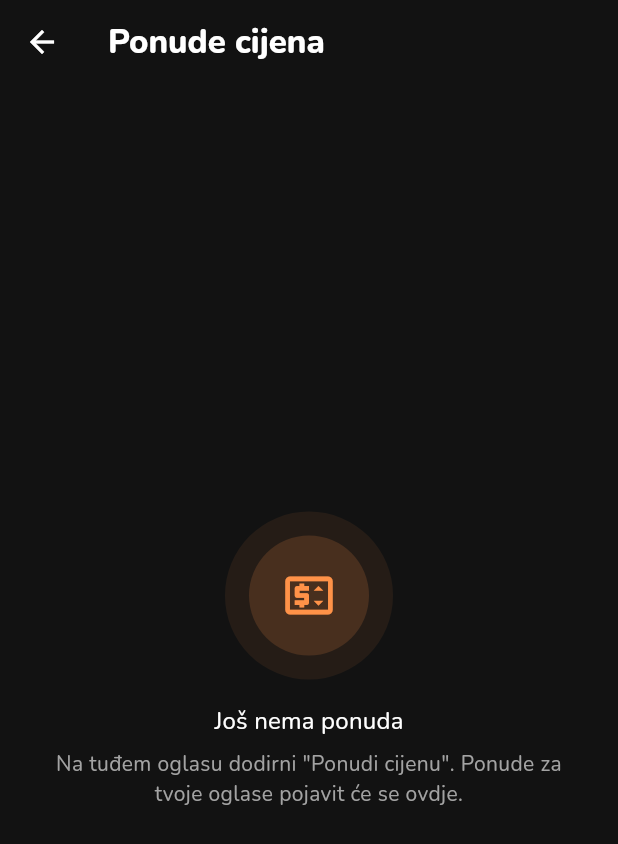
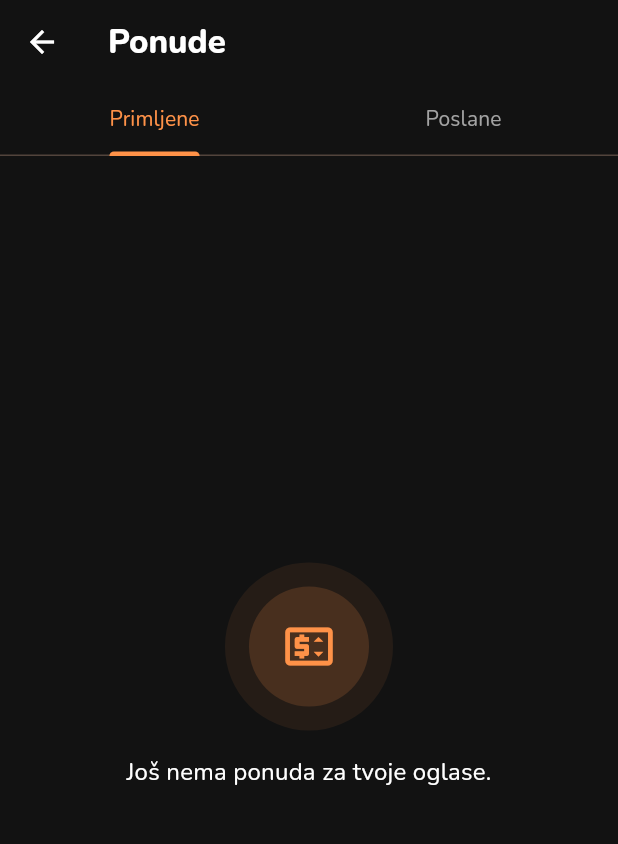
Before and after one commit to Karlo6546541/bot, a Flutter app: the BargainsScreen screen opened directly, on a phone screen of 412 x 824 dp. Shown: the top 844 px of the screen. Run offline on Flutter 3.47's test engine with Material 3 defaults, Android fonts, the phone set to English and light mode, and no system bars; our stand-ins replace file_picker, flutter_riverpod, hive, hive_flutter, image_picker, qr_flutter and 3 more; missing offline and left inert: dart:js_interop, dart:ui_web, dart_webrtc, flutter_webrtc; accounts and stored records are empty.

Commit message:
Ponude: novi sheet iznad tipkovnice i Ponude u Seller Hubu
- Ponuda cijene je donji sheet umjesto dijaloga: naziv predmeta, velik
  iznos u sredini s "X % manje od cijene", popusti u jednom redu s
  cijenom (−10% · 59,40 €) i širok gumb "Pošalji 59,40 €" koji ostaje
  iznad tipkovnice. Ponuda mora biti niža od cijene.
- Isti sheet za protuponudu prodavatelja.
- Ekran Ponude s karticama Primljene / Poslane; one koje čekaju moj
  odgovor su prve, s brojem na kartici.
- Seller Hub: "Ponude za odgovor: N" u Za napraviti i Ponude u
  izborniku; Ponude i u Alatima prodavača.

Co-Authored-By: Claude Opus 5.5 <noreply@anthropic.com>
Claude-Session: https://claude.ai/code/session_01PBov6w7Hus1Rp49XeCqhPo

```diff
--- a/loop_app/lib/l10n/en.dart
+++ b/loop_app/lib/l10n/en.dart
@@ -3058,6 +3058,19 @@ const kEn = <String, String>{
   'Subhasto odlučuje': 'Subhasto is deciding',
   'Novac vraćen': 'Refunded',
   'Povrat odbijen': 'Refund rejected',
+  'Cijena je {0}': 'The price is {0}',
+  'Još nema ponuda za tvoje oglase.': 'No offers on your listings yet.',
+  'Na oglasu dodirni "Ponudi cijenu" i predloži svoju cijenu.': 'On a listing, tap "Make an offer" to suggest your price.',
+  'Nema ponuda za odgovor': 'No offers to answer',
+  'Ponuda mora biti niža od {0}.': 'The offer must be lower than {0}.',
+  'Ponude za odgovor: {0}': 'Offers to answer: {0}',
+  'Poslane': 'Sent',
+  'Poslane · {0}': 'Sent · {0}',
+  'Pošalji {0}': 'Send {0}',
+  'Primljene': 'Received',
+  'Primljene · {0}': 'Received · {0}',
+  'Prodavatelj može prihvatiti, odbiti ili dati protuponudu. Prihvaćena cijena vrijedi 48 sati samo za tebe.': 'The seller can accept, decline or counter. An accepted price is valid for 48 hours, only for you.',
+  '{0} % manje od {1}': '{0}% less than {1}',
   'Zakaži show': 'Schedule a show',
   'Otprema': 'Shipping',
   'Nema paketa za predaju': 'No parcels to hand over',
--- a/loop_app/lib/screens/shop_screens.dart
+++ b/loop_app/lib/screens/shop_screens.dart
@@ -17,29 +17,37 @@ import '../widgets/user_avatar.dart';
 import 'device_detail_screen.dart';
 import 'public_profile_screen.dart';
 
-/// Sve moje ponude cijena: najprije one koje čekaju moj odgovor.
+/// Ponude cijena: Primljene (za moje oglase, prodavatelj) i Poslane (moje
+/// ponude kao kupac). Najprije one koje čekaju moj odgovor.
 class BargainsScreen extends ConsumerWidget {
-  const BargainsScreen({super.key});
+  const BargainsScreen({super.key, this.received = true});
 
-  static Future<void> open(BuildContext context) => Navigator.of(
-    context,
-  ).push(MaterialPageRoute<void>(builder: (_) => const BargainsScreen()));
+  /// Otvori na kartici Primljene (prodavatelj) ili Poslane (kupac).
+  final bool received;
+
+  static Future<void> open(BuildContext context, {bool received = true}) =>
+      Navigator.of(context).push(
+        MaterialPageRoute<void>(
+          builder: (_) => BargainsScreen(received: received),
+        ),
+      );
 
   @override
   Widget build(BuildContext context, WidgetRef ref) {
     final state = ref.watch(appProvider);
-    final toAnswer = state.bargainsToAnswer;
-    final rest = state.myBargains
-        .where((o) => !toAnswer.contains(o))
-        .take(50)
-        .toList();
-    Widget section(String title) => Padding(
-      padding: const EdgeInsets.fromLTRB(4, 16, 4, 6),
-      child: Text(
-        title,
-        style: const TextStyle(fontWeight: FontWeight.w800, fontSize: 16),
-      ),
+    final me = state.currentUserId;
+    final toAnswer = state.bargainsToAnswer.toSet();
+    List<PriceOffer> sorted(Iterable<PriceOffer> list) => list.toList()
+      ..sort((a, b) {
+        final wa = toAnswer.contains(a), wb = toAnswer.contains(b);
+        if (wa != wb) return wa ? -1 : 1;
+        return (b.updatedAt ?? b.createdAt).compareTo(
+          a.updatedAt ?? a.createdAt,
         );
+      });
+    final incoming = sorted(state.myBargains.where((o) => o.sellerId == me));
+    final outgoing = sorted(state.myBargains.where((o) => o.buyerId == me));
+
     Widget tile(PriceOffer o) => Card(
       child: InkWell(
         borderRadius: BorderRadius.circular(kRadius),
@@ -53,32 +61,58 @@ class BargainsScreen extends ConsumerWidget {
         ),
       ),
     );
-    return Scaffold(
-      appBar: AppBar(title: Text(t('Ponude cijena'))),
-      body: state.myBargains.isEmpty
+
+    Widget list(List<PriceOffer> offers, String empty) => offers.isEmpty
         ? EmptyState(
             icon: Icons.price_change_outlined,
-              title: t('Još nema ponuda'),
-              message: t(
-                'Na tuđem oglasu dodirni "Ponudi cijenu". Ponude za tvoje oglase pojavit će se ovdje.',
+            title: empty,
+            message: '',
+          )
+        : ListView(
+            padding: const EdgeInsets.fromLTRB(12, 8, 12, 24),
+            children: [for (final o in offers.take(80)) tile(o)],
+          );
+
+    final waitingIn = incoming.where(toAnswer.contains).length;
+    final waitingOut = outgoing.where(toAnswer.contains).length;
+    return DefaultTabController(
+      length: 2,
+      initialIndex: received ? 0 : 1,
+      child: Scaffold(
+        appBar: AppBar(
+          title: Text(t('Ponude')),
+          bottom: TabBar(
+            tabs: [
+              Tab(
+                key: const ValueKey('offers-tab-in'),
+                text: waitingIn > 0
+                    ? t('Primljene · {0}', ['$waitingIn'])
+                    : t('Primljene'),
               ),
-            )
-          : Align(
+              Tab(
+                key: const ValueKey('offers-tab-out'),
+                text: waitingOut > 0
+                    ? t('Poslane · {0}', ['$waitingOut'])
+                    : t('Poslane'),
+              ),
+            ],
+          ),
+        ),
+        body: Align(
           alignment: Alignment.topCenter,
           child: ConstrainedBox(
             constraints: const BoxConstraints(maxWidth: 720),
-                child: ListView(
-                  padding: const EdgeInsets.fromLTRB(12, 0, 12, 24),
+            child: TabBarView(
               children: [
-                    if (toAnswer.isNotEmpty) ...[
-                      section(t('Čeka tvoj odgovor ({0})', [toAnswer.length])),
-                      for (final o in toAnswer) tile(o),
+                list(incoming, t('Još nema ponuda za tvoje oglase.')),
+                list(
+                  outgoing,
+                  t(
+                    'Na oglasu dodirni "Ponudi cijenu" i predloži svoju cijenu.',
+                  ),
+                ),
               ],
-                    if (rest.isNotEmpty) ...[
-                      section(t('Ostale ponude')),
-                      for (final o in rest) tile(o),
-                    ],
-                  ],
+            ),
           ),
         ),
       ),
```
Also changed, not shown: loop_app/lib/screens/seller_hub.dart (+24 -0 lines), loop_app/lib/screens/seller_tools_screen.dart (+7 -0 lines), loop_app/lib/widgets/shop_widgets.dart (+91 -50 lines). Lines whose indentation alone changed are shown as unchanged.
